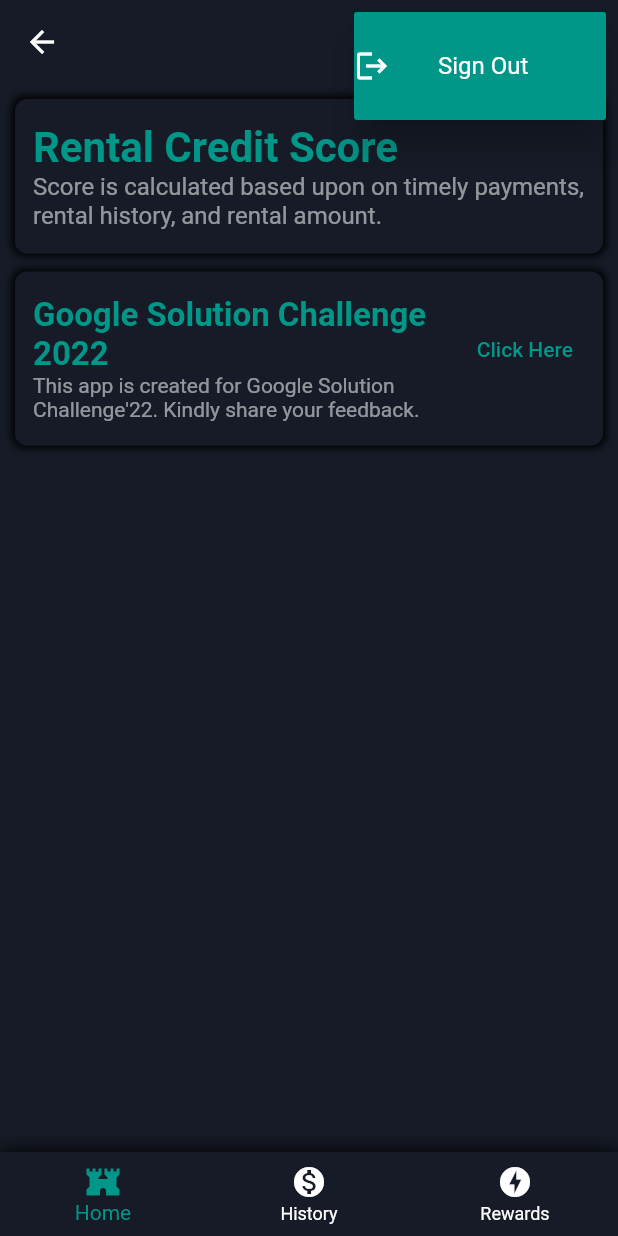
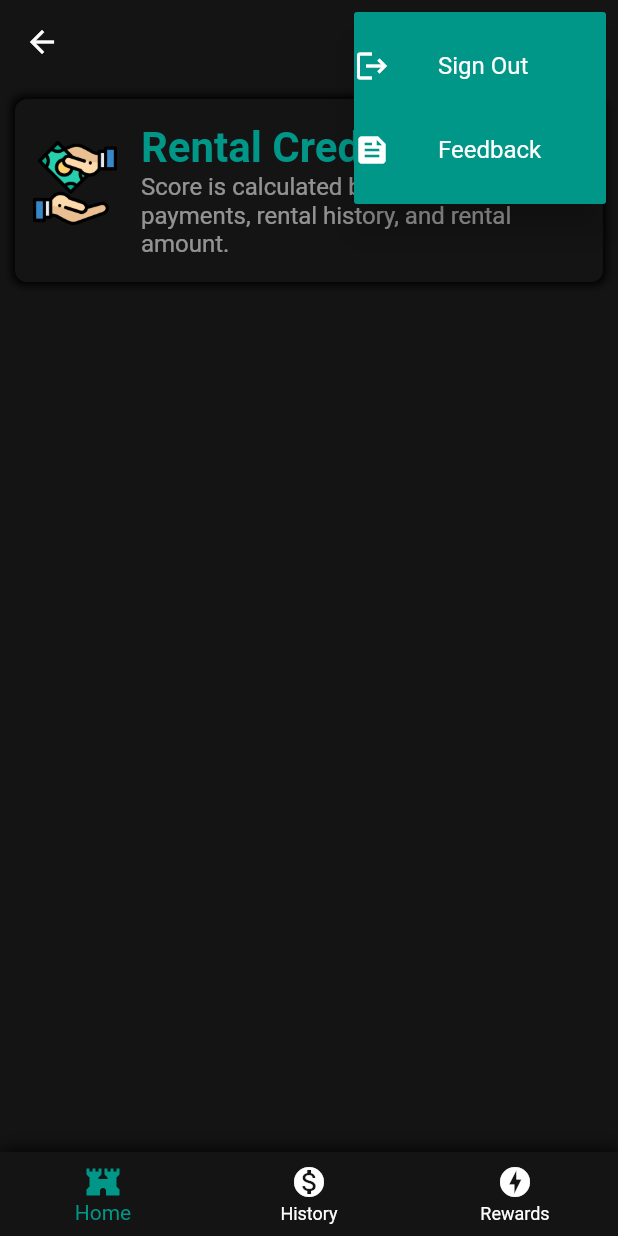
Before and after one commit to kartikeya-rana/homepay, a Flutter app: the BaseView screen opened by its route, after a tap on the "keyboard double arrow down" icon, on a phone screen of 412 x 824 dp. Run offline on Flutter 3.47's test engine with Material 2 defaults, Android fonts, the light colour scheme and no system bars; our stand-ins replace cloud_firestore, firebase_auth, firebase_core, flutter_svg, geolocator, google_maps_flutter; missing offline and left inert: google_maps_webservice; accounts and stored records are empty; network calls fail.

Commit message:
Added Google Maps, Card background image

```diff
--- a/lib/constants/cloud_storage_constants.dart
+++ b/lib/constants/cloud_storage_constants.dart
@@ -3,11 +3,8 @@ const userIdField = 'user_id';
 // House Details Collection Constants
 const houseCollectionName = 'house_details';
 const houseNicknameField = 'nickname';
-const houseAddress1Field = 'address1';
-const houseAddress2Field = 'address2';
-const houseCityField = 'city';
-const houseStateField = 'state';
-const houseCountryField = 'country';
+const houseAddressField = 'address';
+const houseGeoPoint = 'geo_point';
 const houseRentAmountField = 'rent_amount';
 const houseDueDateField = 'due_date';
 const houseDateCreatedField = 'date_created';
--- a/lib/constants/colors_constants.dart
+++ b/lib/constants/colors_constants.dart
@@ -1,6 +1,7 @@
 import 'package:flutter/material.dart';
 
-const primaryColor = Color.fromARGB(255, 22, 27, 39);
+// const primaryColor = Color.fromARGB(255, 22, 27, 39);
+const primaryColor = Color.fromARGB(255, 20, 20, 20);
 const secondaryColor = Colors.teal;
 const dividerColor = Colors.teal;
 
--- a/lib/services/cloud/collection/cloud_house_details.dart
+++ b/lib/services/cloud/collection/cloud_house_details.dart
@@ -6,11 +6,8 @@ class CloudHouseDetails {
   final String userId;
   final String ownerId;
   final String nickname;
-  final String address1;
-  final String address2;
-  final String city;
-  final String state;
-  final String country;
+  final String address;
+  final GeoPoint geoPoint;
   final int rentAmount;
   final DateTime dueDate;
   final DateTime dateCreated;
@@ -20,11 +17,8 @@ class CloudHouseDetails {
       required this.userId,
       required this.ownerId,
       required this.nickname,
-      required this.address1,
-      required this.address2,
-      required this.city,
-      required this.state,
-      required this.country,
+      required this.address,
+      required this.geoPoint,
       required this.rentAmount,
       required this.dueDate,
       required this.dateCreated});
@@ -35,11 +29,8 @@ class CloudHouseDetails {
         userId = snapshot.data()[userIdField],
         ownerId = snapshot.data()[houseOwnerIdField],
         nickname = snapshot.data()[houseNicknameField] as String,
-        address1 = snapshot.data()[houseAddress1Field] as String,
-        address2 = snapshot.data()[houseAddress2Field] as String,
-        city = snapshot.data()[houseCityField] as String,
-        state = snapshot.data()[houseStateField] as String,
-        country = snapshot.data()[houseCountryField] as String,
+        address = snapshot.data()[houseAddressField] as String,
+        geoPoint = snapshot.data()[houseGeoPoint] as GeoPoint,
         rentAmount = snapshot.data()[houseRentAmountField] as int,
         dueDate = snapshot.data()[houseDueDateField].toDate(),
         dateCreated = snapshot.data()[houseDateCreatedField].toDate();
--- a/lib/views/home/base_view.dart
+++ b/lib/views/home/base_view.dart
@@ -6,8 +6,11 @@ import 'package:homepay/utilities/dialogs/logout_dialog.dart';
 import 'package:homepay/views/home/house_view.dart';
 import 'package:homepay/views/home/payment_history_view.dart';
 import 'package:homepay/views/home/reward_view.dart';
+import 'package:url_launcher/url_launcher.dart';
 
 AppBar homeAppBar(BuildContext context) {
+  const feedbackFormUrl = 'https://forms.gle/rw1eBPy25VfrY7qq5';
+
   return AppBar(
     // toolbarHeight: 20,
     actions: [
@@ -45,6 +48,22 @@ AppBar homeAppBar(BuildContext context) {
                           Navigator.of(context).pushNamedAndRemoveUntil(
                               loginRoute, (route) => false);
                         }
+                      },
+                    )),
+                PopupMenuItem(
+                    padding: const EdgeInsets.all(0),
+                    child: ListTile(
+                      leading: const Icon(
+                        Icons.feed,
+                        color: Colors.white,
+                      ),
+                      title: const Text(
+                        'Feedback',
+                        style: TextStyle(color: Colors.white),
+                      ),
+                      onTap: () async {
+                        Navigator.of(context).pop();
+                        await launch(feedbackFormUrl);
                       },
                     ))
               ])
--- a/lib/views/home/house_view.dart
+++ b/lib/views/home/house_view.dart
@@ -6,6 +6,7 @@ import 'package:homepay/services/auth/auth_service.dart';
 import 'package:homepay/services/cloud/collection/cloud_house_details.dart';
 import 'package:homepay/services/cloud/collection/cloud_house_details_storage.dart';
 import 'package:homepay/views/home/house_list_view.dart';
+import 'package:flutter_svg/flutter_svg.dart';
 
 class HouseView extends StatefulWidget {
   const HouseView({Key? key}) : super(key: key);
@@ -17,7 +18,6 @@ class HouseView extends StatefulWidget {
 class _HouseViewState extends State<HouseView> {
   late final CloudHouseStorage _houseService;
   String get userId => AuthService.firebase().currentUser!.id;
-  final feedbackFormUrl = 'https://forms.gle/rw1eBPy25VfrY7qq5';
 
   @override
   void initState() {
@@ -49,11 +49,15 @@ class _HouseViewState extends State<HouseView> {
               ],
               borderRadius: BorderRadius.circular(8),
               color: rentalCardBackground),
-          child: const Card(
+          child: Card(
             shadowColor: Colors.transparent,
             color: Colors.transparent,
             child: ListTile(
-                title: Text(
+                leading: Image.asset(
+                  'lib/assets/images/payment-method.png',
+                  fit: BoxFit.contain,
+                ),
+                title: const Text(
                   'Rental Credit Score',
                   style: TextStyle(
                     fontSize: 28,
@@ -61,7 +65,7 @@ class _HouseViewState extends State<HouseView> {
                     color: Colors.teal,
                   ),
                 ),
-                subtitle: Text(
+                subtitle: const Text(
                   'Score is calculated based upon on timely payments, rental history, and rental amount.',
                   style: TextStyle(
                     fontSize: 16,
@@ -69,55 +73,14 @@ class _HouseViewState extends State<HouseView> {
                     overflow: TextOverflow.visible,
                   ),
                 ),
-                contentPadding: EdgeInsets.all(8)),
+                contentPadding: const EdgeInsets.all(8)),
             elevation: 2,
           ),
         ),
         const SizedBox(
           height: 12,
         ),
-        Container(
-          // padding: const EdgeInsets.all(),
-          decoration: BoxDecoration(
-              boxShadow: const <BoxShadow>[
-                BoxShadow(
-                  color: Colors.black,
-                  blurRadius: 4,
-                  spreadRadius: 1.5,
-                ),
-              ],
-              borderRadius: BorderRadius.circular(8),
-              color: rentalCardBackground),
-          child: Card(
-            shadowColor: Colors.transparent,
-            color: Colors.transparent,
-            child: ListTile(
-                title: const Text(
-                  'Google Solution Challenge 2022',
-                  style: TextStyle(
-                    fontSize: 22,
-                    fontWeight: FontWeight.bold,
-                    color: Colors.teal,
-                  ),
-                ),
-                subtitle: const Text(
-                  "This app is created for Google Solution Challenge'22. Kindly share your feedback.",
-                  style: TextStyle(
-                    fontSize: 14,
-                    color: Colors.white54,
-                  ),
-                ),
-                trailing: TextButton(
-                    onPressed: () async {
-                      if (await canLaunch(feedbackFormUrl)) {
-                        await launch(feedbackFormUrl, forceWebView: true);
-                      }
-                    },
-                    child: const Text('Click Here')),
-                contentPadding: const EdgeInsets.all(8)),
-            elevation: 2,
-          ),
-        ),
+
         const SizedBox(
           height: 12,
         ),
@@ -139,9 +102,7 @@ class _HouseViewState extends State<HouseView> {
                         },
                       );
                     } else {
-                      return const Center(
-                        child: CircularProgressIndicator(),
-                      );
+                      return const Center();
                     }
 
                   default:
```
Also changed, not shown: lib/main.dart (+4 -4 lines), lib/services/cloud/collection/cloud_house_details_storage.dart (+4 -10 lines), lib/utilities/generic/get_location.dart (added, +42 -0 lines), lib/views/home/google_map_view.dart (added, +184 -0 lines), lib/views/home/house_list_view.dart (+22 -15 lines), lib/views/home/new_house_view.dart (+81 -119 lines), lib/views/home/payment_history_list_view.dart (+4 -3 lines), lib/views/login_view.dart (+22 -14 lines), lib/views/register_view.dart (+5 -2 lines), pubspec.yaml (+8 -0 lines), lib/assets/images/homepay_logo.png, lib/assets/images/payment-method.png (added), lib/assets/images/rent_card_background3.jpg (added), pubspec.lock, 8 other files.
